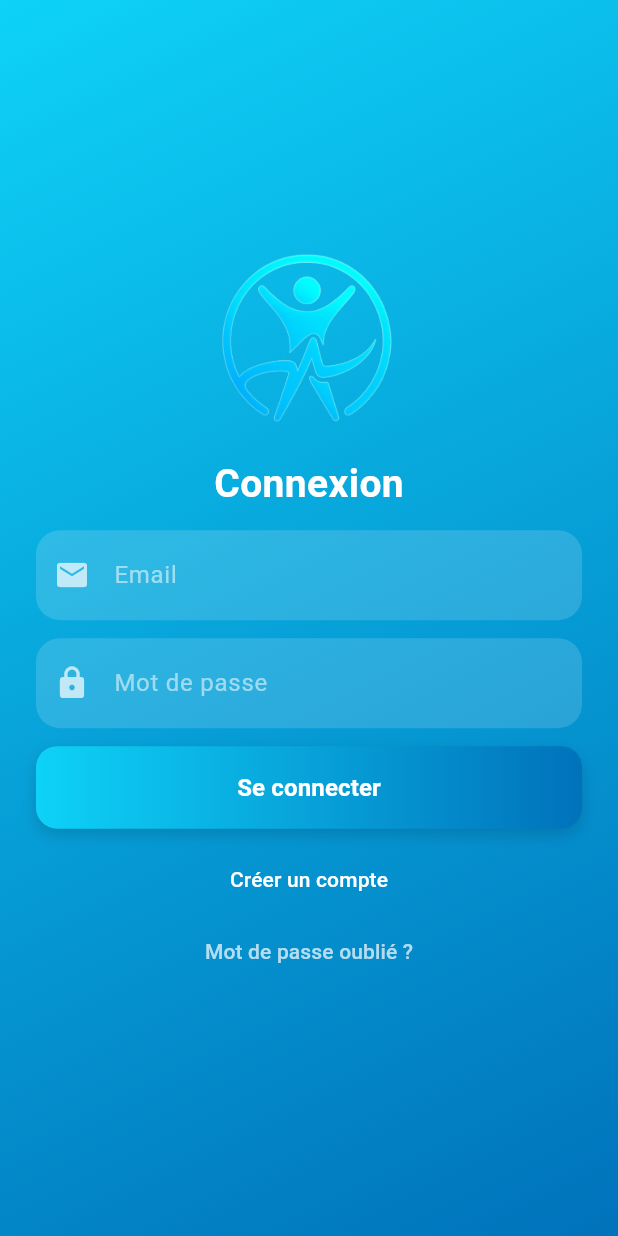
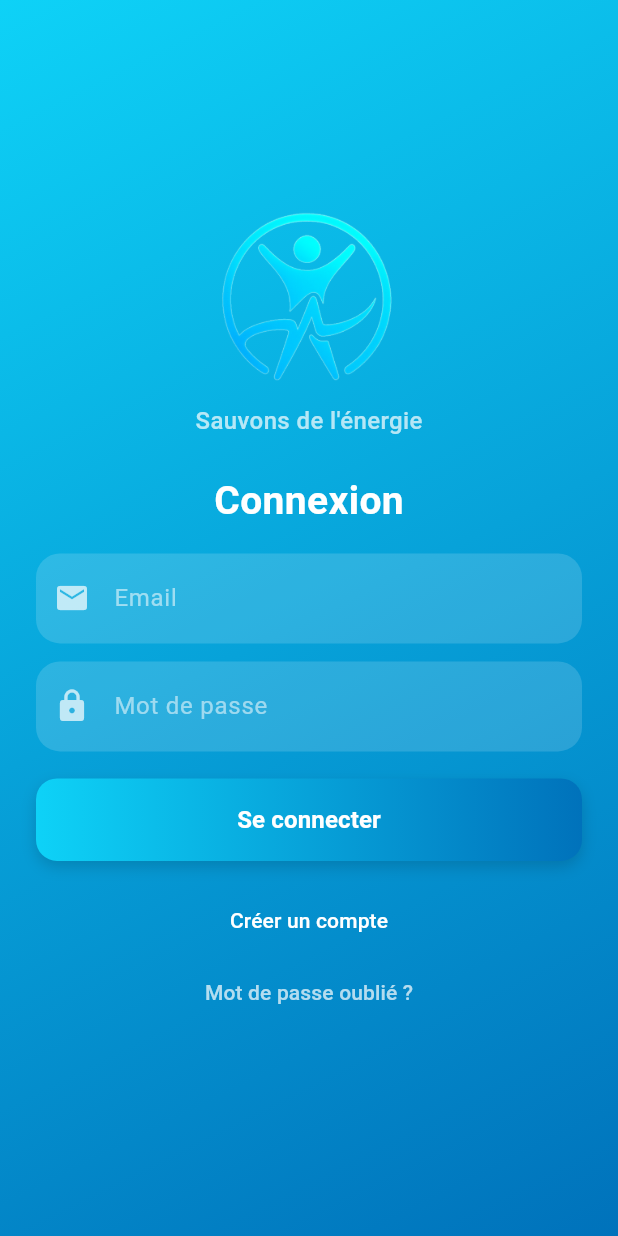
Before and after one commit to tchoua08/bodyenergiz-frontend, a Flutter app: the screen it shows after launch, on a phone screen of 412 x 824 dp. Run offline on Flutter 3.47's test engine with Material 3 defaults, Android fonts, the phone set to English and light mode, and no system bars; our stand-ins replace camera, dio, flutter_local_notifications, flutter_secure_storage, image_picker, permission_handler and 3 more; network calls fail.

Commit message:
add advice

```diff
--- a/lib/screens/auth/login_screen.dart
+++ b/lib/screens/auth/login_screen.dart
@@ -8,6 +8,7 @@ import 'forgot_password_screen.dart';
 
 class LoginScreen extends StatefulWidget {
   const LoginScreen({super.key});
+
   @override
   State<LoginScreen> createState() => _LoginScreenState();
 }
@@ -22,11 +23,16 @@ class _LoginScreenState extends State<LoginScreen> {
     setState(() => _loading = true);
     final res = await _repo.login(_email.text.trim(), _pass.text.trim());
     setState(() => _loading = false);
+
     if (res['ok']) {
-      Navigator.pushReplacement(context, MaterialPageRoute(builder: (_) => const MainNavigation()));
+      Navigator.pushReplacement(
+        context,
+        MaterialPageRoute(builder: (_) => const MainNavigation()),
+      );
     } else {
-      final err = res['error'];
-      ScaffoldMessenger.of(context).showSnackBar(SnackBar(content: Text(err.toString())));
+      ScaffoldMessenger.of(context).showSnackBar(
+        SnackBar(content: Text(res['error'].toString())),
+      );
     }
   }
 
@@ -34,24 +40,104 @@ class _LoginScreenState extends State<LoginScreen> {
   Widget build(BuildContext context) {
     return Scaffold(
       body: Container(
-        decoration: const BoxDecoration(gradient: LinearGradient(colors: [AppTheme.primaryTeal, AppTheme.darkBlue], begin: Alignment.topLeft, end: Alignment.bottomRight)),
+        decoration: const BoxDecoration(
+          gradient: LinearGradient(
+            colors: [AppTheme.primaryTeal, AppTheme.darkBlue],
+            begin: Alignment.topLeft,
+            end: Alignment.bottomRight,
+          ),
+        ),
         child: Center(
           child: SingleChildScrollView(
             padding: const EdgeInsets.all(24),
-            child: Column(children: [
-               Image.asset('images/logo.png', width: 120),
-              const SizedBox(height: 20),
-              const Text("Connexion", style: TextStyle(color: Colors.white, fontSize: 26, fontWeight: FontWeight.bold)),
-              const SizedBox(height: 12),
-              AuthInput(controller: _email, hint: "Email", icon: Icons.email),
-              const SizedBox(height: 12),
-              AuthInput(controller: _pass, hint: "Mot de passe", icon: Icons.lock, obscure: true),
-              const SizedBox(height: 12),
-              AppTheme.gradientButton(text: _loading ? 'Connexion...' : 'Se connecter', onPressed: _loading ? null : _login),
-              const SizedBox(height: 10),
-              TextButton(onPressed: () => Navigator.push(context, MaterialPageRoute(builder: (_) => const RegisterScreen())), child: const Text("Créer un compte", style: TextStyle(color: Colors.white))),
-              TextButton(onPressed: () => Navigator.push(context, MaterialPageRoute(builder: (_) => const ForgotPasswordScreen())), child: const Text("Mot de passe oublié ?", style: TextStyle(color: Colors.white70))),
-            ]),
+            child: Column(
+              children: [
+                // -------------------------------
+                // LOGO
+                // -------------------------------
+                Image.asset('images/logo.png', width: 120),
+
+                const SizedBox(height: 12),
+
+                // -------------------------------
+                // TEXT JUST UNDER LOGO
+                // -------------------------------
+                const Text(
+                  "Sauvons de l'énergie",
+                  style: TextStyle(
+                    color: Colors.white70,
+                    fontSize: 16,
+                    fontWeight: FontWeight.w500,
+                  ),
+                ),
+
+                const SizedBox(height: 24),
+
+                // -------------------------------
+                // TITLE
+                // -------------------------------
+                const Text(
+                  "Connexion",
+                  style: TextStyle(
+                    color: Colors.white,
+                    fontSize: 26,
+                    fontWeight: FontWeight.bold,
+                  ),
+                ),
+
+                const SizedBox(height: 16),
+
+                // -------------------------------
+                // FORM INPUTS
+                // -------------------------------
+                AuthInput(controller: _email, hint: "Email", icon: Icons.email),
+                const SizedBox(height: 12),
+
+                AuthInput(
+                  controller: _pass,
+                  hint: "Mot de passe",
+                  icon: Icons.lock,
+                  obscure: true,
+                ),
+
+                const SizedBox(height: 18),
+
+                // -------------------------------
+                // LOGIN BUTTON
+                // -------------------------------
+                AppTheme.gradientButton(
+                  text: _loading ? "Connexion..." : "Se connecter",
+                  onPressed: _loading ? null : _login,
+                ),
+
+                const SizedBox(height: 16),
+
+                // -------------------------------
+                // LINKS
+                // -------------------------------
+                TextButton(
+                  onPressed: () => Navigator.push(
+                    context,
+                    MaterialPageRoute(builder: (_) => const RegisterScreen()),
+                  ),
+                  child: const Text(
+                    "Créer un compte",
+                    style: TextStyle(color: Colors.white),
+                  ),
+                ),
+
+                TextButton(
+                  onPressed: () => Navigator.push(
+                    context,
+                    MaterialPageRoute(builder: (_) => const ForgotPasswordScreen()),
+                  ),
+                  child: const Text(
+                    "Mot de passe oublié ?",
+                    style: TextStyle(color: Colors.white70),
+                  ),
+                ),
+              ],
+            ),
           ),
         ),
       ),
--- a/lib/screens/home_screen.dart
+++ b/lib/screens/home_screen.dart
@@ -51,7 +51,7 @@ class HomeScreen extends StatelessWidget {
             const SizedBox(height: 18),
 
             const Text(
-              "Place ton doigt sur la caméra arrière pour une mesure PPG.",
+              "Place ton doigt sur la caméra arrière",
               textAlign: TextAlign.center,
               style: TextStyle(color: Colors.white70),
             ),
--- a/lib/screens/splash_screen.dart
+++ b/lib/screens/splash_screen.dart
@@ -33,7 +33,7 @@ class _SplashScreenState extends State<SplashScreen> {
               return Image.asset('images/logo.png', width: 180);
             }),
             const SizedBox(height: 16),
-            const Text('BodyEnergiz', style: TextStyle(color: Colors.white, fontSize: 20, fontWeight: FontWeight.bold)),
+            const Text('Let\\`s save energy by BodyEnergiz', style: TextStyle(color: Colors.white, fontSize: 20, fontWeight: FontWeight.bold)),
           ]),
         ),
       ),
--- a/pubspec.yaml
+++ b/pubspec.yaml
@@ -31,6 +31,7 @@ dependencies:
   just_audio: ^0.10.5
   flutter_tts: ^4.2.3
   timezone: ^0.9.3
+  webview_flutter: ^4.13.0
   audioplayers: any
 dev_dependencies:
   flutter_test:
```
Also changed, not shown: lib/screens/subscription_screen.dart (+92 -69 lines), pubspec.lock, 1 other file.
